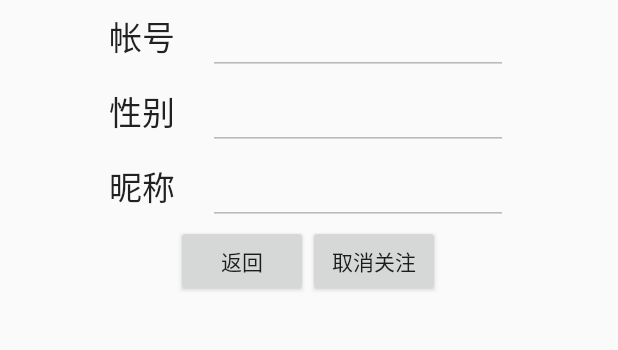
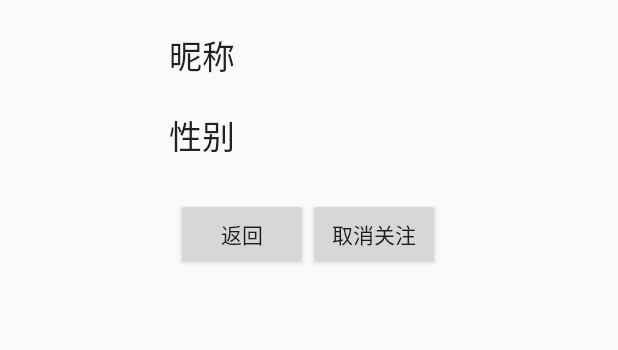
Before and after one commit to RenJiJiaoHuPj/circle, an Android app: the layout friend_detail.xml on its own in the app's theme, with its tools: preview values and no code run, on a phone screen of 412 x 824 dp, the part 204-554 px from its top. Run offline under Robolectric (Android 15) with nearby library versions, the phone set to English and light mode, and no system bars.

Commit message:
UI updates

```diff
--- a/app/src/main/res/layout/fragment_friends.xml
+++ b/app/src/main/res/layout/fragment_friends.xml
@@ -2,7 +2,11 @@
 <LinearLayout xmlns:android="http://schemas.android.com/apk/res/android"
               android:orientation="vertical"
               android:layout_width="match_parent"
-              android:layout_height="match_parent">
+              android:layout_height="match_parent"
+    android:paddingLeft="@dimen/activity_horizontal_margin"
+    android:paddingRight="@dimen/activity_horizontal_margin"
+    android:paddingBottom="@dimen/activity_vertical_margin"
+    android:paddingTop="@dimen/activity_vertical_margin">
 
     <LinearLayout android:layout_width="fill_parent" android:layout_height="wrap_content"
                   android:orientation="horizontal">
--- a/app/src/main/res/layout/friend_detail.xml
+++ b/app/src/main/res/layout/friend_detail.xml
@@ -28,59 +28,43 @@
 
             <LinearLayout android:layout_width="wrap_content"
                           android:layout_height="wrap_content"
-                          android:orientation="horizontal">
+                          android:orientation="horizontal"
+                android:layout_marginTop="20dp">
                 <TextView android:layout_width="@dimen/small_label_width"
                           android:layout_height="wrap_content"
-                          android:text="帐号"
-                          android:textAppearance="?android:attr/textAppearanceLarge"
-                        />
-                <EditText android:layout_width="@dimen/common_input_width"
-                          android:layout_height="wrap_content"
-                          android:inputType="text"
-                          android:singleLine="true"
-                          android:id="@+id/account"
-                          android:enabled="false"
+                          android:text="昵称"
                           android:textAppearance="?android:attr/textAppearanceLarge"/>
 
+                <TextView
+                    android:layout_width="@dimen/small_input_width"
+                    android:layout_height="wrap_content"
+                    android:textAppearance="?android:attr/textAppearanceLarge"
+                    android:id="@+id/tv_nickname" />
+
             </LinearLayout>
+
             <LinearLayout android:layout_width="wrap_content"
                           android:layout_height="wrap_content"
-                          android:orientation="horizontal">
+                          android:orientation="horizontal"
+                android:layout_marginTop="20dp">
                 <TextView android:layout_width="@dimen/small_label_width"
                           android:layout_height="wrap_content"
                           android:text="性别"
                           android:textAppearance="?android:attr/textAppearanceLarge"/>
 
-                <EditText android:layout_width="@dimen/common_input_width"
-                          android:layout_height="wrap_content"
-                          android:inputType="text"
-                          android:singleLine="true"
-                          android:id="@+id/gender"
-                          android:enabled="false"
-                          android:textAppearance="?android:attr/textAppearanceLarge"/>
-            </LinearLayout>
+                <TextView
+                    android:layout_width="@dimen/small_input_width"
+                    android:layout_height="wrap_content"
+                    android:textAppearance="?android:attr/textAppearanceMedium"
+                    android:id="@+id/tv_gender" />
 
-            <LinearLayout android:layout_width="wrap_content"
-                          android:layout_height="wrap_content"
-                          android:orientation="horizontal">
-                <TextView android:layout_width="@dimen/small_label_width"
-                          android:layout_height="wrap_content"
-                          android:text="昵称"
-                          android:textAppearance="?android:attr/textAppearanceLarge"/>
-
-                <EditText android:layout_width="@dimen/common_input_width"
-                          android:layout_height="wrap_content"
-                          android:inputType="text"
-                          android:singleLine="true"
-                          android:id="@+id/nickname"
-                          android:enabled="false"
-                          android:textAppearance="?android:attr/textAppearanceLarge"/>
             </LinearLayout>
 
             <LinearLayout android:layout_width="fill_parent"
                           android:layout_height="wrap_content"
                           android:orientation="horizontal"
-                android:gravity="center_horizontal">
+                android:gravity="center_horizontal"
+                android:layout_marginTop="25dp">
                 <Button
                         android:layout_width="wrap_content"
                         android:layout_height="wrap_content"
--- a/app/src/main/res/values/dimens.xml
+++ b/app/src/main/res/values/dimens.xml
@@ -1,8 +1,9 @@
 <resources>
     <!-- Default screen margins, per the Android Design guidelines. -->
     <dimen name="activity_horizontal_margin">16dp</dimen>
-    <dimen name="activity_vertical_margin">16dp</dimen>
+    <dimen name="activity_vertical_margin">8dp</dimen>
     <dimen name="common_input_width">200dp</dimen>
     <dimen name="small_label_width">66dp</dimen>
     <dimen name="common_line_height">50dp</dimen>
+    <dimen name="small_input_width">120dp</dimen>
 </resources>
```
Also changed, not shown: app/src/main/java/com/zzt/circle/app/adapter/FriendsAdapter.java (+6 -7 lines), app/src/main/java/com/zzt/circle/app/fragment/MyInfoFragment.java (+5 -7 lines), app/src/main/res/layout/fragment_myinfo.xml (+6 -7 lines).
